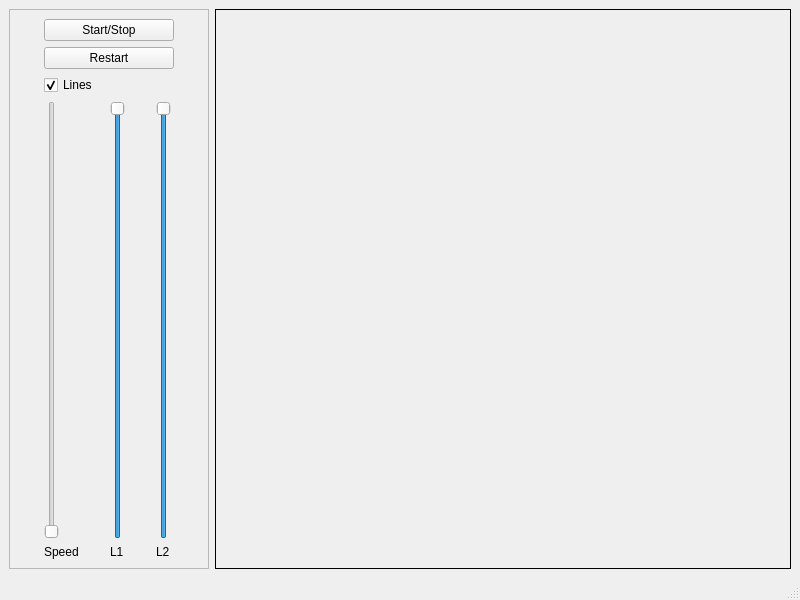
First picture: the form in Examples/DoublePendulum/MainWindow.ui, repository KROIA/QSFML_EditorWidget, before the edit.
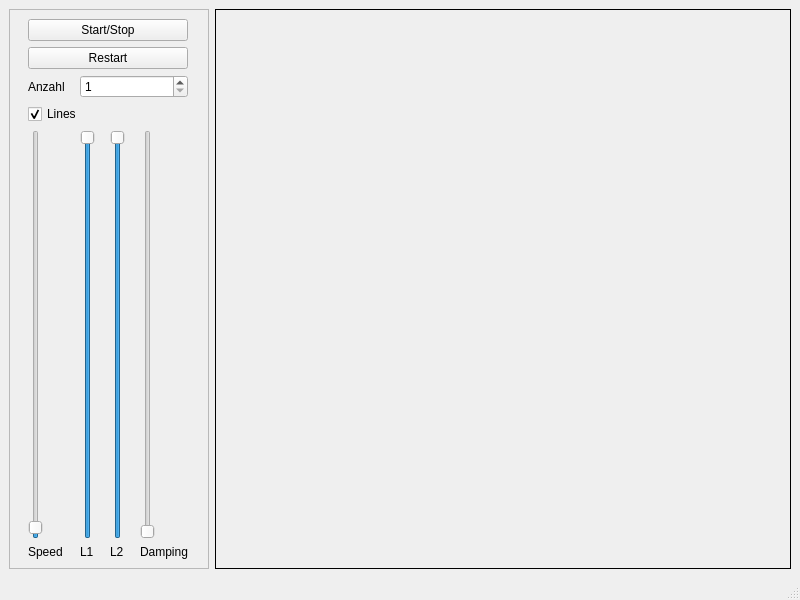
Second picture: the form after the edit.

Patch:
```diff
--- a/Examples/DoublePendulum/MainWindow.ui
+++ b/Examples/DoublePendulum/MainWindow.ui
@@ -40,87 +40,60 @@
        <enum>QFrame::Raised</enum>
       </property>
       <layout class="QGridLayout" name="gridLayout_2">
-       <item row="4" column="2">
-        <widget class="QLabel" name="label_3">
+       <item row="5" column="0">
+        <widget class="QLabel" name="label">
          <property name="text">
-          <string>L2</string>
-         </property>
-        </widget>
-       </item>
-       <item row="3" column="0">
-        <widget class="QSlider" name="speed_slider">
-         <property name="maximum">
-          <number>100000</number>
-         </property>
-         <property name="value">
-          <number>10</number>
-         </property>
-         <property name="orientation">
-          <enum>Qt::Vertical</enum>
-         </property>
-        </widget>
-       </item>
-       <item row="0" column="0" colspan="3">
-        <widget class="QPushButton" name="startStop_pushButton">
-         <property name="text">
-          <string>Start/Stop</string>
+          <string>Speed</string>
          </property>
         </widget>
        </item>
        <item row="4" column="1">
+        <widget class="QSlider" name="L1_verticalSlider">
+         <property name="minimum">
+          <number>1</number>
+         </property>
+         <property name="maximum">
+          <number>100</number>
+         </property>
+         <property name="value">
+          <number>100</number>
+         </property>
+         <property name="orientation">
+          <enum>Qt::Vertical</enum>
+         </property>
+        </widget>
+       </item>
+       <item row="5" column="1">
         <widget class="QLabel" name="label_2">
          <property name="text">
           <string>L1</string>
          </property>
         </widget>
        </item>
-       <item row="1" column="0" colspan="3">
-        <widget class="QPushButton" name="restart_pushButton">
+       <item row="2" column="0">
+        <widget class="QLabel" name="label_4">
          <property name="text">
-          <string>Restart</string>
+          <string>Anzahl</string>
          </property>
         </widget>
        </item>
        <item row="4" column="0">
-        <widget class="QLabel" name="label">
-         <property name="text">
-          <string>Speed</string>
-         </property>
-        </widget>
-       </item>
-       <item row="3" column="1">
-        <widget class="QSlider" name="L1_verticalSlider">
+        <widget class="QSlider" name="speed_slider">
          <property name="minimum">
           <number>1</number>
          </property>
          <property name="maximum">
-          <number>100</number>
+          <number>100000</number>
          </property>
          <property name="value">
-          <number>100</number>
+          <number>1000</number>
          </property>
          <property name="orientation">
           <enum>Qt::Vertical</enum>
          </property>
         </widget>
        </item>
-       <item row="3" column="2">
-        <widget class="QSlider" name="L2_verticalSlider">
-         <property name="minimum">
-          <number>1</number>
-         </property>
-         <property name="maximum">
-          <number>100</number>
-         </property>
-         <property name="value">
-          <number>100</number>
-         </property>
-         <property name="orientation">
-          <enum>Qt::Vertical</enum>
-         </property>
-        </widget>
-       </item>
-       <item row="2" column="0" colspan="3">
+       <item row="3" column="0" colspan="3">
         <widget class="QCheckBox" name="enableLines_checkBox">
          <property name="text">
           <string>Lines</string>
@@ -130,6 +103,70 @@
          </property>
         </widget>
        </item>
+       <item row="4" column="2">
+        <widget class="QSlider" name="L2_verticalSlider">
+         <property name="minimum">
+          <number>1</number>
+         </property>
+         <property name="maximum">
+          <number>100</number>
+         </property>
+         <property name="value">
+          <number>100</number>
+         </property>
+         <property name="orientation">
+          <enum>Qt::Vertical</enum>
+         </property>
+        </widget>
+       </item>
+       <item row="5" column="2">
+        <widget class="QLabel" name="label_3">
+         <property name="text">
+          <string>L2</string>
+         </property>
+        </widget>
+       </item>
+       <item row="4" column="3">
+        <widget class="QSlider" name="damping_verticalSlider">
+         <property name="maximum">
+          <number>1000</number>
+         </property>
+         <property name="orientation">
+          <enum>Qt::Vertical</enum>
+         </property>
+        </widget>
+       </item>
+       <item row="5" column="3">
+        <widget class="QLabel" name="label_5">
+         <property name="text">
+          <string>Damping</string>
+         </property>
+        </widget>
+       </item>
+       <item row="2" column="1" colspan="3">
+        <widget class="QSpinBox" name="pendulumCount_spinBox">
+         <property name="minimum">
+          <number>1</number>
+         </property>
+         <property name="maximum">
+          <number>9999999</number>
+         </property>
+        </widget>
+       </item>
+       <item row="1" column="0" colspan="4">
+        <widget class="QPushButton" name="restart_pushButton">
+         <property name="text">
+          <string>Restart</string>
+         </property>
+        </widget>
+       </item>
+       <item row="0" column="0" colspan="4">
+        <widget class="QPushButton" name="startStop_pushButton">
+         <property name="text">
+          <string>Start/Stop</string>
+         </property>
+        </widget>
+       </item>
       </layout>
      </widget>
     </item>
```
